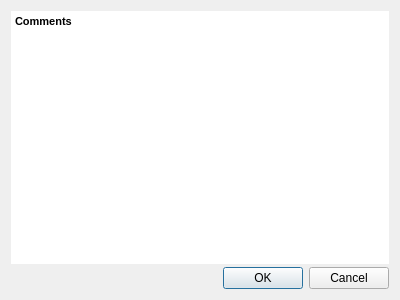
Above: Ramses/assetdetailsdialog.ui from RxLaboratory/Ramses before the change. Below: the same form after it.
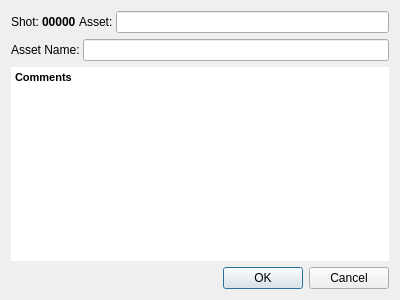
That is the form after the change.

Patch:
```diff
--- a/Ramses/assetdetailsdialog.ui
+++ b/Ramses/assetdetailsdialog.ui
@@ -14,9 +14,60 @@
    <string>Dialog</string>
   </property>
   <layout class="QVBoxLayout" name="verticalLayout">
-   <property name="spacing">
-    <number>3</number>
-   </property>
+   <item>
+    <layout class="QHBoxLayout" name="horizontalLayout">
+     <property name="spacing">
+      <number>3</number>
+     </property>
+     <item>
+      <widget class="QLabel" name="label_2">
+       <property name="text">
+        <string>Shot:</string>
+       </property>
+      </widget>
+     </item>
+     <item>
+      <widget class="QLabel" name="shotLabel">
+       <property name="font">
+        <font>
+         <weight>75</weight>
+         <bold>true</bold>
+        </font>
+       </property>
+       <property name="text">
+        <string>00000</string>
+       </property>
+      </widget>
+     </item>
+     <item>
+      <widget class="QLabel" name="label_4">
+       <property name="text">
+        <string>Asset:</string>
+       </property>
+      </widget>
+     </item>
+     <item>
+      <widget class="QLineEdit" name="shortNameEdit"/>
+     </item>
+    </layout>
+   </item>
+   <item>
+    <layout class="QFormLayout" name="formLayout">
+     <property name="horizontalSpacing">
+      <number>3</number>
+     </property>
+     <item row="0" column="0">
+      <widget class="QLabel" name="label_5">
+       <property name="text">
+        <string>Asset Name:</string>
+       </property>
+      </widget>
+     </item>
+     <item row="0" column="1">
+      <widget class="QLineEdit" name="shortNameEdit_2"/>
+     </item>
+    </layout>
+   </item>
    <item>
     <widget class="QTextEdit" name="commentEdit">
      <property name="frameShape">
```
